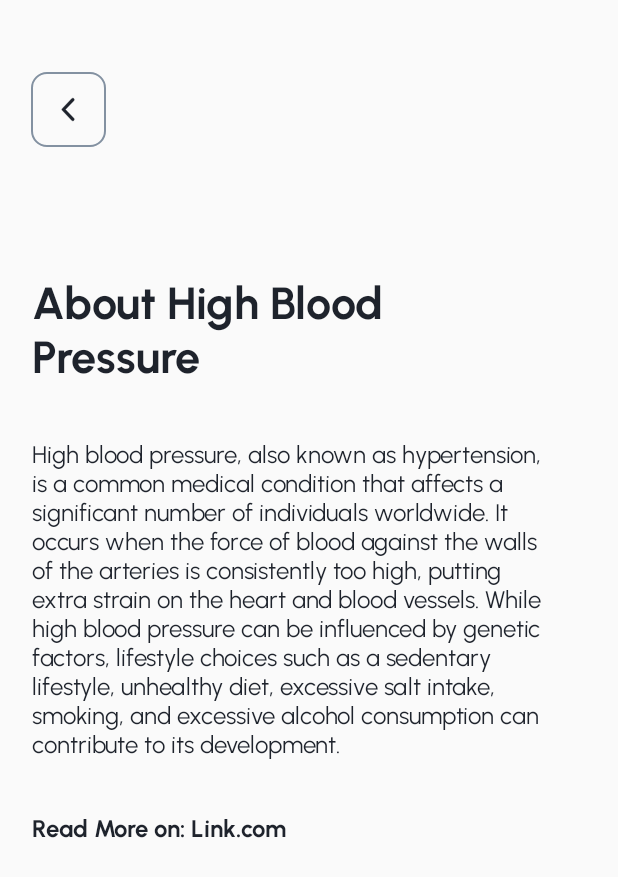
After one commit to JanTalanay/HartCheckMobile, an Android app: the layout activity_educational.xml on its own in the app's theme, with its tools: preview values and no code run, on a phone screen of 412 x 824 dp. The commit adds this screen. Shown: the top 877 px of the screen. Run offline under Robolectric (Android 15) with nearby library versions, the phone set to English and light mode, and no system bars.

Commit message:
Added FAQ and Educational Resources

```diff
--- a/app/build.gradle.kts
+++ b/app/build.gradle.kts
@@ -85,5 +85,9 @@ dependencies {
     //nav
     implementation("com.github.ismaeldivita:chip-navigation-bar:1.4.0")
 
+    //accordion view
+    implementation ("androidx.appcompat:appcompat:1.3.0")
+    implementation ("androidx.recyclerview:recyclerview:1.2.1")
+
 
 }
--- /dev/null
+++ b/app/src/main/java/com/example/hartcheck/Data/FAQData.kt
@@ -0,0 +1,3 @@
+package com.example.hartcheck.Data
+
+data class FAQData(val title: String, val info: String)
--- a/app/src/main/java/com/example/hartcheck/HomeActivity.kt
+++ b/app/src/main/java/com/example/hartcheck/HomeActivity.kt
@@ -15,7 +15,7 @@ class HomeActivity : AppCompatActivity() {
         val btn_chat = findViewById<Button>(R.id.btn_chat)
         val btn_profile = findViewById<Button>(R.id.btn_profile)
 
-
+        //add educ btn and faq link
         btn_bp.setOnClickListener {
             startNextActivity("btn_bp")
         }
--- /dev/null
+++ b/app/src/main/res/layout/activity_educational.xml
@@ -0,0 +1,87 @@
+<?xml version="1.0" encoding="utf-8"?>
+<androidx.constraintlayout.widget.ConstraintLayout xmlns:android="http://schemas.android.com/apk/res/android"
+    xmlns:app="http://schemas.android.com/apk/res-auto"
+    xmlns:tools="http://schemas.android.com/tools"
+    android:layout_width="match_parent"
+    android:layout_height="match_parent"
+    tools:context=".EducationalActivity">
+
+    <Button
+        android:id="@+id/btn_back"
+        android:layout_width="50dp"
+        android:layout_height="50dp"
+        android:layout_marginTop="48dp"
+        android:background="@drawable/btn_back"
+        android:drawableStart="@drawable/back_arrow"
+        android:paddingStart="15dp"
+        android:text="@string/filler"
+        app:layout_constraintEnd_toEndOf="parent"
+        app:layout_constraintHorizontal_bias="0.058"
+        app:layout_constraintStart_toStartOf="parent"
+        app:layout_constraintTop_toTopOf="parent" />
+
+    <LinearLayout
+        android:layout_width="370dp"
+        android:layout_height="600dp"
+        android:orientation="vertical"
+        app:layout_constraintBottom_toBottomOf="parent"
+        app:layout_constraintEnd_toEndOf="parent"
+        app:layout_constraintStart_toStartOf="parent"
+        app:layout_constraintTop_toBottomOf="@+id/btn_back">
+
+        <TextView
+            android:id="@+id/header"
+            android:layout_width="350dp"
+            android:layout_height="wrap_content"
+            android:layout_marginBottom="30dp"
+            android:fontFamily="@font/font_urbanist_bold"
+            android:text="@string/header_educ"
+            android:textColor="@color/primary_black"
+            android:textSize="30sp"
+            android:layout_marginTop="20dp"
+            app:layout_constraintBottom_toBottomOf="parent"
+            app:layout_constraintEnd_toEndOf="parent"
+            app:layout_constraintHorizontal_bias="0.494"
+            app:layout_constraintStart_toStartOf="parent"
+            app:layout_constraintTop_toTopOf="parent"
+            app:layout_constraintVertical_bias="0.050" />
+
+        <TextView
+            android:id="@+id/str_educ"
+            android:layout_width="350dp"
+            android:layout_height="wrap_content"
+            android:layout_marginBottom="30dp"
+            android:fontFamily="@font/font_urbanist_regular"
+            android:text="@string/educ_res"
+            android:textColor="@color/primary_black"
+            android:textSize="16sp"
+            android:layout_marginTop="5dp"
+            app:layout_constraintBottom_toBottomOf="parent"
+            app:layout_constraintEnd_toEndOf="parent"
+            app:layout_constraintHorizontal_bias="0.494"
+            app:layout_constraintStart_toStartOf="parent"
+            app:layout_constraintTop_toTopOf="parent"
+            app:layout_constraintVertical_bias="0.050" />
+
+        <TextView
+            android:id="@+id/str_link"
+            android:layout_width="350dp"
+            android:layout_height="wrap_content"
+            android:layout_marginBottom="30dp"
+            android:fontFamily="@font/font_urbanist_bold"
+            android:text="@string/li_read_more"
+            android:textColor="@color/primary_black"
+            android:textSize="16sp"
+            android:layout_marginTop="5dp"
+            app:layout_constraintBottom_toBottomOf="parent"
+            app:layout_constraintEnd_toEndOf="parent"
+            app:layout_constraintHorizontal_bias="0.494"
+            app:layout_constraintStart_toStartOf="parent"
+            app:layout_constraintTop_toTopOf="parent"
+            app:layout_constraintVertical_bias="0.050" />
+
+
+    </LinearLayout>
+
+
+</androidx.constraintlayout.widget.ConstraintLayout>
--- a/app/src/main/res/layout/activity_home.xml
+++ b/app/src/main/res/layout/activity_home.xml
@@ -133,12 +133,12 @@
             android:layout_height="match_parent">
 
             <TextView
-                android:id="@+id/textView"
+                android:id="@+id/li_faq"
                 android:layout_width="wrap_content"
                 android:layout_height="wrap_content"
                 android:layout_marginTop="30dp"
                 android:layout_span="2"
-                android:text="@string/p_trouble"
+                android:text="@string/header_faq"
                 android:fontFamily="@font/font_urbanist_bold"
                 android:textColor="@color/primary_teal"
                 android:textSize="16sp"
--- a/app/src/main/res/values/strings.xml
+++ b/app/src/main/res/values/strings.xml
@@ -135,6 +135,28 @@
     <string name="nav_consul">Consultations</string>
     <string name="nav_profile">Profile</string>
 
+    <!-- Educational Resource   -->
+    <string name="educ_res">
+        High blood pressure, also known as hypertension, is a common medical condition that affects a
+        significant number of individuals worldwide. It occurs when the force of blood against the walls
+        of the arteries is consistently too high, putting extra strain on the heart and blood vessels.
+        While high blood pressure can be influenced by genetic factors, lifestyle choices such as a
+        sedentary lifestyle, unhealthy diet, excessive salt intake, smoking, and excessive alcohol
+        consumption can contribute to its development.
+    </string>
+
+    <!-- FAQ   -->
+    <string name="Q1">1. What is the purpose of this app?</string>
+    <string name="Q2">2. How does the app measure my blood pressure?</string>
+    <string name="Q3">3. Can I chat with my doctor outside of my appointment time?</string>
+    <string name="Q4">4. What if I have technical issues or need help with the app?</string>
+    <string name="Q5">5. Is this app a substitute for professional medical advice?</string>
+
+    <string name="ans1">The app\'s primary purpose is to help users monitor their blood pressure and
+        facilitate communication with their doctor during scheduled appointments. It enables users to
+        record and track their blood pressure readings chat with their doctor during appointment times,
+        and manage their health profile.</string>
+
     <string name="lorem_ipsum">
         Lorem ipsum dolor sit amet, consectetur adipiscing elit. Nam in scelerisque sem. Mauris
         volutpat, dolor id interdum ullamcorper, risus dolor egestas lectus, sit amet mattis purus
@@ -174,6 +196,7 @@
     <string name="confirm_email">Confirm Email</string>
     <!-- TODO: Remove or change this placeholder text -->
     <string name="hello_blank_fragment">Hello blank fragment</string>
+    <string name="title_activity_faqactivity">FAQActivity</string>
 
 
 </resources>
```
Also changed, not shown: app/src/main/java/com/example/hartcheck/Adapter/ExpandableAdapter.kt (added, +47 -0 lines), app/src/main/java/com/example/hartcheck/EducationalActivity.kt (added, +13 -0 lines), app/src/main/java/com/example/hartcheck/FAQ.kt (added, +36 -0 lines), app/src/main/java/com/example/hartcheck/filler.kt (deleted, +0 -59 lines), app/src/main/res/layout/activity_faq.xml (added, +77 -0 lines), app/src/main/res/layout/faq_item.xml (added, +36 -0 lines), app/src/main/res/layout/fragment_filler.xml (deleted, +0 -15 lines), app/src/main/res/navigation/nav_graph2.xml (added, +28 -0 lines).
